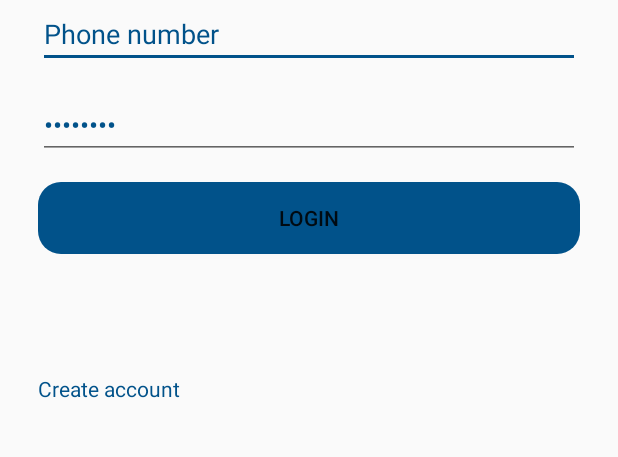
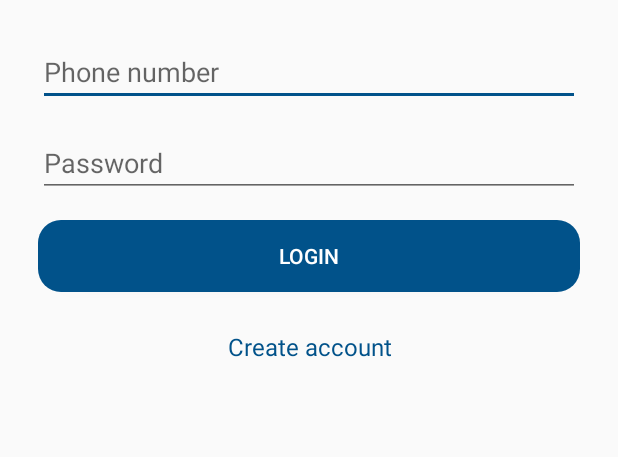
Before and after one commit to utapyngo/UpClubRep, an Android app: the LoginActivity screen opened directly, with no data from a screen before it, on a phone screen of 412 x 824 dp, the part 512-969 px from its top. Run offline under Robolectric (Android 15) with nearby library versions, the phone set to English and light mode, and no system bars.

Commit message:
update design

```diff
--- a/app/src/main/res/layout/activity_login.xml
+++ b/app/src/main/res/layout/activity_login.xml
@@ -16,7 +16,8 @@
             android:id="@+id/imageView2"
             android:layout_width="match_parent"
             android:layout_height="260dp"
-            app:srcCompat="@drawable/logo" />
+            app:srcCompat="@drawable/logo"
+            android:layout_marginBottom="25dp"/>
 
         <EditText
             android:id="@+id/editTextPhoneNumber"
@@ -26,7 +27,7 @@
             android:inputType="phone"
             android:textColor="@color/colorAccent"
             android:layout_marginBottom="15dp"
-            android:text="@string/phone_number" />
+            android:hint="@string/phone_number" />
 
         <EditText
             android:id="@+id/editTextPassword"
@@ -36,14 +37,15 @@
             android:inputType="textPassword"
             android:textColor="@color/colorAccent"
             android:layout_marginBottom="15dp"
-            android:text="@string/password" />
+            android:hint="@string/password" />
 
         <Button
             android:id="@+id/loginButton"
             android:layout_width="match_parent"
             android:layout_height="wrap_content"
             android:background="@drawable/sp_backround_button"
-            android:layout_marginBottom="80dp"
+            android:layout_marginBottom="25dp"
+            android:textColor="@android:color/white"
             android:text="@string/login_button" />
 
         <TextView
@@ -51,6 +53,8 @@
             android:layout_width="match_parent"
             android:layout_height="wrap_content"
             android:textColor="@color/colorAccent"
+            android:textAlignment="center"
+            android:textSize="16sp"
             android:text="@string/create_account" />
     </LinearLayout>
 
--- a/app/src/main/res/values/strings.xml
+++ b/app/src/main/res/values/strings.xml
@@ -7,7 +7,7 @@
     <string name="login_button">Login</string>
     <string name="phone_number">Phone number</string>
     <string name="password">Password</string>
-    <string name="create_account">Create account</string>
+    <string name="create_account"><a>Create account</a></string>
     <string name="patient">Patient</string>
     <string name="volunteer">Volunteer</string>
     <string name="organization">Organization</string>
```
